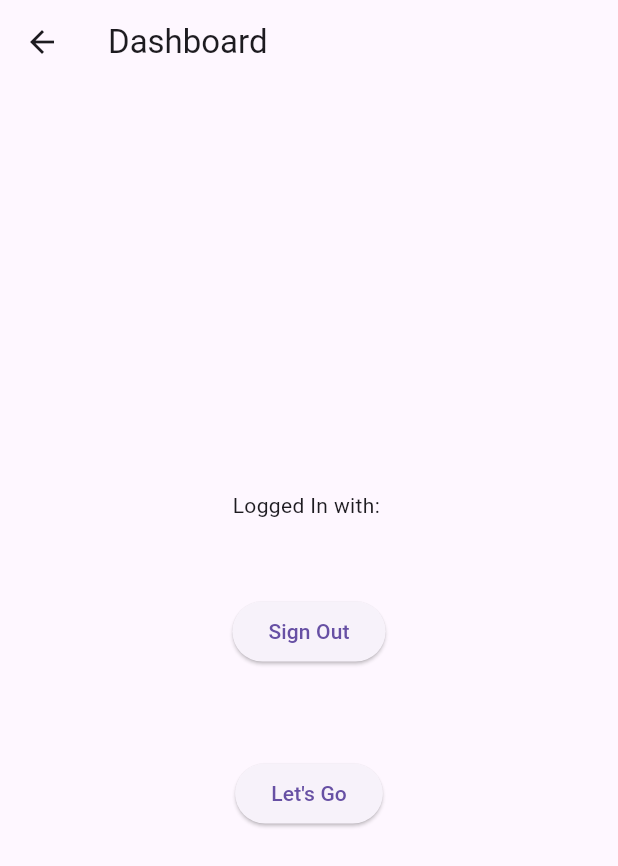
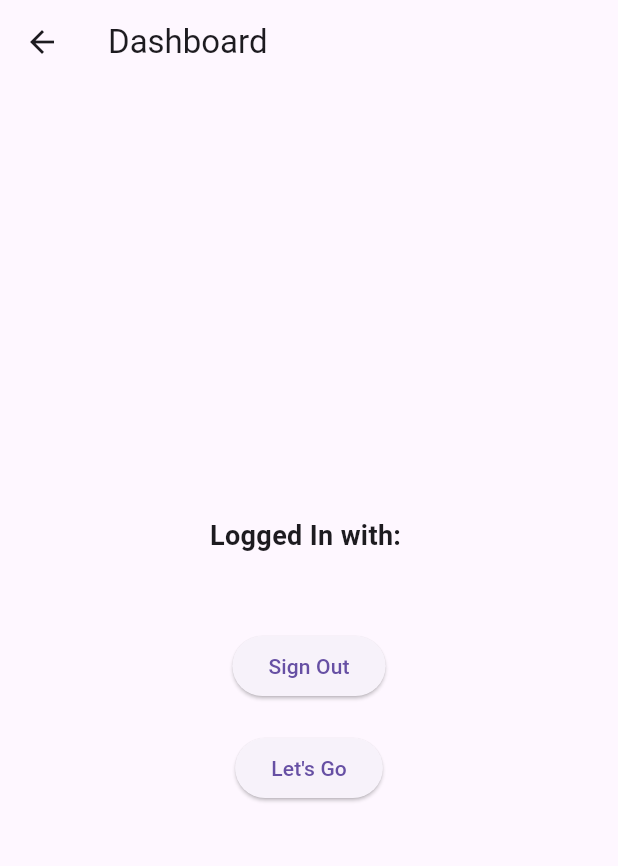
Before and after one commit to jezzyll/MajlisGramm-COPY, a Flutter app: the WelcomePage screen opened directly, on a phone screen of 412 x 824 dp. Shown: the top 866 px of the screen. Run offline on Flutter 3.47's test engine with Material 3 defaults, Android fonts, the phone set to English and light mode, and no system bars; our stand-ins replace carousel_slider, cloud_firestore, firebase_auth, firebase_core, firebase_storage, image_picker and 1 more; accounts and stored records are empty; network calls fail.

Commit message:
welcom_ui_update

```diff
--- a/lib/Auth/welcome.dart
+++ b/lib/Auth/welcome.dart
@@ -3,9 +3,8 @@ import 'package:flutter/material.dart';
 import 'package:flutter_application_111_copy/Auth/majlisgram_home.dart';
 import 'package:flutter_application_111_copy/Auth/signin_scree.dart';
 
-
 class WelcomePage extends StatefulWidget {
-  const WelcomePage({super.key});
+  const WelcomePage({Key? key}) : super(key: key);
 
   @override
   State<WelcomePage> createState() => _WelcomePageState();
@@ -13,42 +12,52 @@ class WelcomePage extends StatefulWidget {
 
 class _WelcomePageState extends State<WelcomePage> {
   final FirebaseAuth _auth = FirebaseAuth.instance;
+
   @override
   Widget build(BuildContext context) {
     String? _email = _auth.currentUser!.email;
     return Scaffold(
-      appBar: AppBar(title: Text("Dashboard"),),
+      appBar: AppBar(
+        title: Text("Dashboard"),
+      ),
       body: Center(
-        child: Padding(padding: EdgeInsets.all(16),
+        child: Padding(
+          padding: EdgeInsets.all(16),
           child: Column(
             mainAxisAlignment: MainAxisAlignment.center,
             children: [
-            Text("Logged In with: $_email"),
-            SizedBox(height: 50,),
+              Text(
+                "Logged In with: $_email",
+                style: TextStyle(
+                  fontSize: 18,
+                  fontWeight: FontWeight.bold,
+                ),
+              ),
+              SizedBox(height: 50),
               ElevatedButton(
-                onPressed: (){
+                onPressed: () {
                   _auth.signOut();
-                  Navigator.push(
-                    context, MaterialPageRoute(
-                      builder: (ctx){
-                        return LoginScreen();
-                        }
-                        )
+                  Navigator.pushReplacement(
+                    context,
+                    MaterialPageRoute(builder: (ctx) => LoginScreen()),
                   );
-
-                }, child: Text("Sign Out"),
-
+                },
+                child: Text("Sign Out"),
               ),
-                SizedBox(height: 60,),
-                ElevatedButton(onPressed: (){
-                  Navigator.push(context, MaterialPageRoute(builder: (ctx){return MajlisgramHome();}));
-                }, child: Text("Let's Go"))
+              SizedBox(height: 20),
+              ElevatedButton(
+                onPressed: () {
+                  Navigator.pushReplacement(
+                    context,
+                    MaterialPageRoute(builder: (ctx) => MajlisgramHome()),
+                  );
+                },
+                child: Text("Let's Go"),
+              ),
             ],
-        ),),
-
-
           ),
-
+        ),
+      ),
     );
   }
 }
```
Lines whose indentation alone changed are shown as unchanged.
